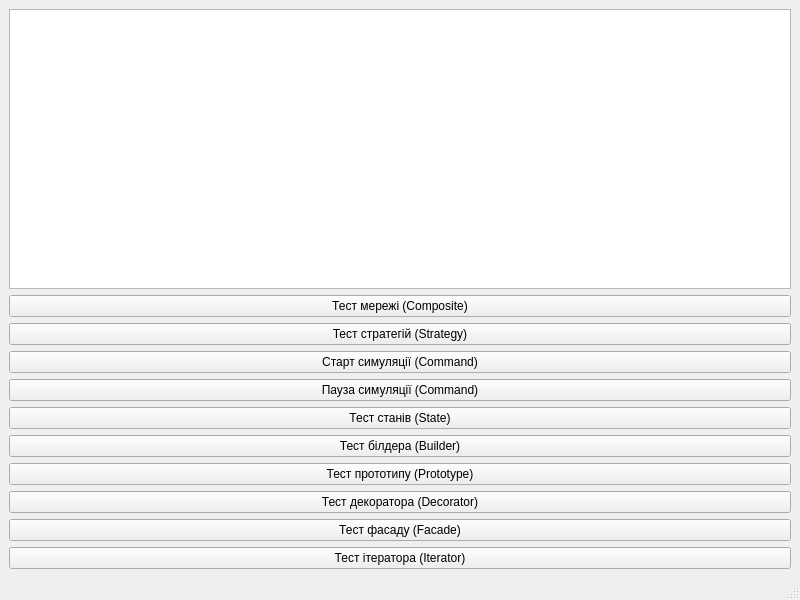
Before: the Qt Designer form gui/mainwindow.ui in IvanAntonchuk/oop-lab2-network-simulator, drawn with Qt 5.
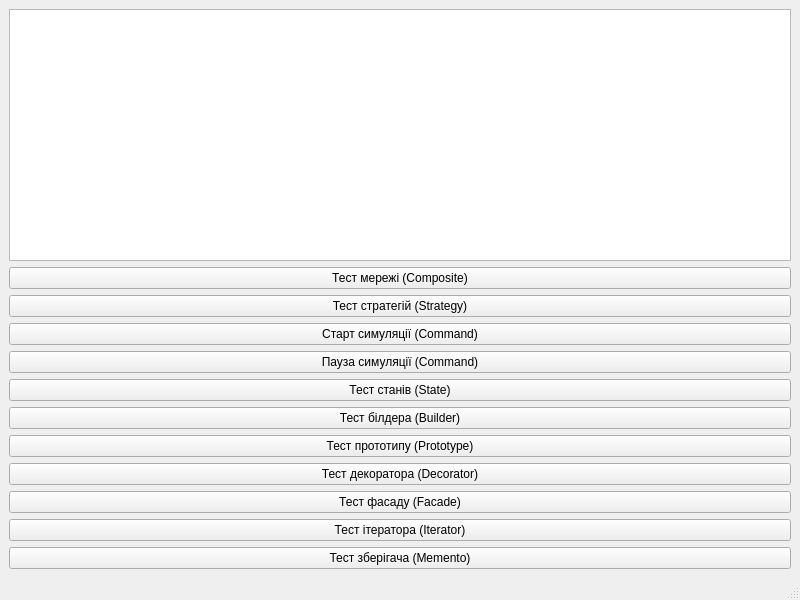
After: the same form once the commit is applied.

Commit message: Implement Memento pattern and finalize 12 GoF patterns core architecture

Diff of the .ui file:
```diff
--- a/gui/mainwindow.ui
+++ b/gui/mainwindow.ui
@@ -92,6 +92,13 @@
       </property>
      </widget>
     </item>
+    <item>
+     <widget class="QPushButton" name="btnTestMemento">
+      <property name="text">
+       <string>Тест зберігача (Memento)</string>
+      </property>
+     </widget>
+    </item>
    </layout>
   </widget>
   <widget class="QMenuBar" name="menubar">
```
The commit also changes 6 other files.
